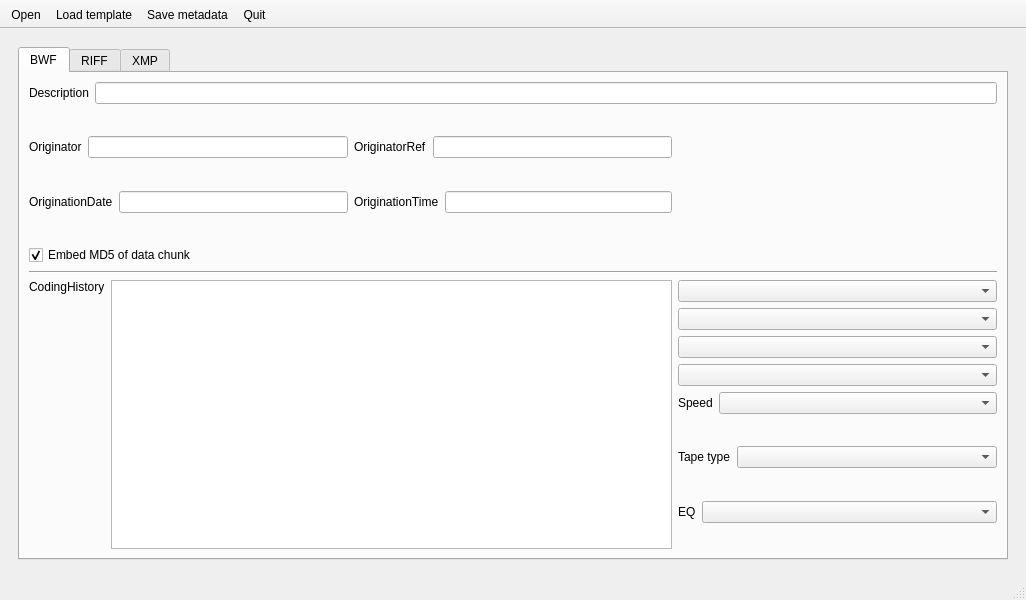
The window that autoBWF/tabbed.ui (Ukrainian-History/autoBWF) describes before a commit, drawn with Qt 5.
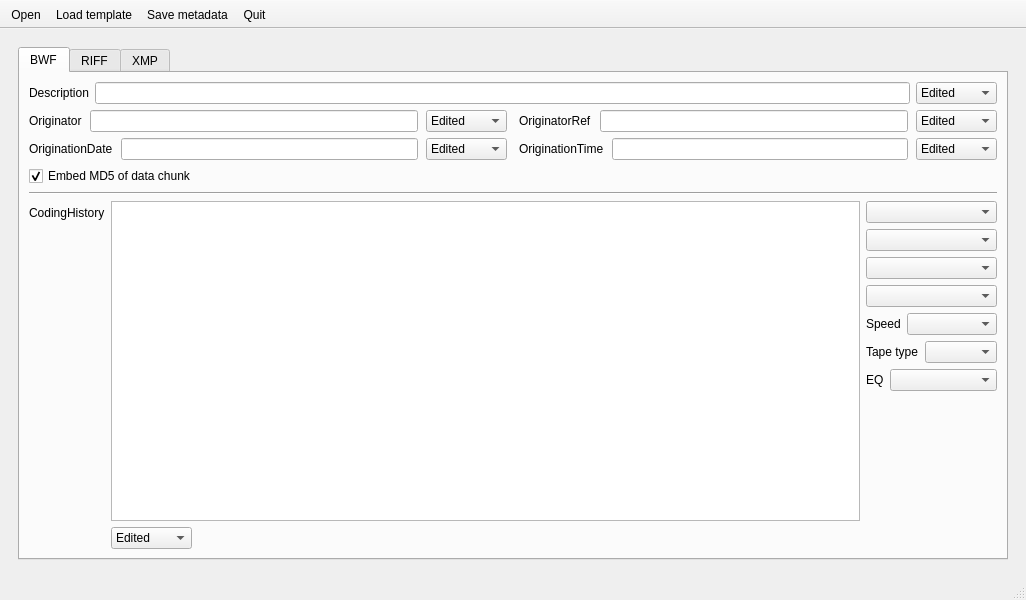
The same window after the commit.

Commit message: Add switcher menus to GUI

```diff
--- a/autoBWF/tabbed.ui
+++ b/autoBWF/tabbed.ui
@@ -28,83 +28,128 @@
            <attribute name="title">
             <string>BWF</string>
            </attribute>
-           <layout class="QGridLayout" name="gridLayout_3">
+           <layout class="QGridLayout" name="gridLayout">
             <item row="0" column="0">
-             <layout class="QGridLayout" name="gridLayout_2">
-              <item row="0" column="0" colspan="3">
-               <layout class="QHBoxLayout" name="horizontalLayout">
+             <layout class="QVBoxLayout" name="verticalLayout_10">
                 <item>
-                 <layout class="QFormLayout" name="formLayout_7">
-                  <property name="fieldGrowthPolicy">
-                   <enum>QFormLayout::ExpandingFieldsGrow</enum>
-                  </property>
-                  <item row="0" column="0">
+               <layout class="QHBoxLayout" name="horizontalLayout_3">
+                <item>
                    <widget class="QLabel" name="descriptionLabel">
                     <property name="text">
                      <string>Description</string>
                     </property>
                    </widget>
                   </item>
-                  <item row="0" column="1">
+                <item>
                    <widget class="QLineEdit" name="descriptionLine"/>
                   </item>
-                 </layout>
-                </item>
+                <item>
+                 <widget class="QComboBox" name="descriptionSwitcher">
+                  <item>
+                   <property name="text">
+                    <string>Edited</string>
+                   </property>
+                  </item>
+                  <item>
+                   <property name="text">
+                    <string>Target</string>
+                   </property>
+                  </item>
+                  <item>
+                   <property name="text">
+                    <string>Template</string>
+                   </property>
+                  </item>
+                 </widget>
+                </item>
                </layout>
               </item>
-              <item row="1" column="0">
-               <layout class="QHBoxLayout" name="horizontalLayout_3">
                 <item>
-                 <layout class="QFormLayout" name="formLayout">
-                  <property name="fieldGrowthPolicy">
-                   <enum>QFormLayout::ExpandingFieldsGrow</enum>
+               <layout class="QGridLayout" name="gridLayout_2">
+                <property name="leftMargin">
+                 <number>0</number>
+                </property>
+                <property name="horizontalSpacing">
+                 <number>12</number>
                   </property>
                   <item row="0" column="0">
+                 <layout class="QHBoxLayout" name="horizontalLayout_4">
+                  <property name="spacing">
+                   <number>8</number>
+                  </property>
+                  <item>
                    <widget class="QLabel" name="originatorLabel">
                     <property name="text">
                      <string>Originator</string>
                     </property>
                    </widget>
                   </item>
-                  <item row="0" column="1">
+                  <item>
                    <widget class="QLineEdit" name="originatorLine"/>
                   </item>
-                 </layout>
-                </item>
-               </layout>
-              </item>
-              <item row="1" column="1">
-               <layout class="QHBoxLayout" name="horizontalLayout_4">
+                  <item>
+                   <widget class="QComboBox" name="originatorSwitcher">
+                    <item>
+                     <property name="text">
+                      <string>Edited</string>
+                     </property>
+                    </item>
+                    <item>
+                     <property name="text">
+                      <string>Target</string>
+                     </property>
+                    </item>
                 <item>
-                 <layout class="QFormLayout" name="formLayout_2">
-                  <property name="fieldGrowthPolicy">
-                   <enum>QFormLayout::ExpandingFieldsGrow</enum>
-                  </property>
+                     <property name="text">
+                      <string>Template</string>
+                     </property>
+                    </item>
+                   </widget>
+                  </item>
+                 </layout>
+                </item>
                   <item row="0" column="1">
-                   <widget class="QLineEdit" name="originatorRefLine"/>
-                  </item>
-                  <item row="0" column="0">
+                 <layout class="QHBoxLayout" name="horizontalLayout">
+                  <property name="spacing">
+                   <number>8</number>
+                  </property>
+                  <item>
                    <widget class="QLabel" name="originatorRefLabel">
                     <property name="text">
                      <string>OriginatorRef</string>
                     </property>
                    </widget>
                   </item>
-                 </layout>
-                </item>
-               </layout>
-              </item>
-              <item row="2" column="0">
-               <layout class="QHBoxLayout" name="horizontalLayout_5">
+                  <item>
+                   <widget class="QLineEdit" name="originatorRefLine"/>
+                  </item>
+                  <item>
+                   <widget class="QComboBox" name="originatorRefSwitcher">
+                    <item>
+                     <property name="text">
+                      <string>Edited</string>
+                     </property>
+                    </item>
                 <item>
-                 <layout class="QFormLayout" name="formLayout_3">
-                  <property name="fieldGrowthPolicy">
-                   <enum>QFormLayout::ExpandingFieldsGrow</enum>
-                  </property>
-                  <item row="0" column="1">
-                   <widget class="QLineEdit" name="originationDateLine"/>
-                  </item>
-                  <item row="0" column="0">
+                     <property name="text">
+                      <string>Target</string>
+                     </property>
+                    </item>
+                    <item>
+                     <property name="text">
+                      <string>Template</string>
+                     </property>
+                    </item>
+                   </widget>
+                  </item>
+                 </layout>
+                </item>
+                <item row="1" column="0">
+                 <layout class="QHBoxLayout" name="horizontalLayout_6">
+                  <property name="spacing">
+                   <number>8</number>
+                  </property>
+                  <item>
                    <widget class="QLabel" name="originationDateLabel">
                     <property name="text">
                      <string>OriginationDate</string>
@@ -114,32 +159,69 @@
                     </property>
                    </widget>
                   </item>
-                 </layout>
-                </item>
-               </layout>
-              </item>
-              <item row="2" column="1">
-               <layout class="QHBoxLayout" name="horizontalLayout_6">
+                  <item>
+                   <widget class="QLineEdit" name="originationDateLine"/>
+                  </item>
+                  <item>
+                   <widget class="QComboBox" name="originationDateSwitcher">
+                    <item>
+                     <property name="text">
+                      <string>Edited</string>
+                     </property>
+                    </item>
                 <item>
-                 <layout class="QFormLayout" name="formLayout_4">
-                  <property name="fieldGrowthPolicy">
-                   <enum>QFormLayout::ExpandingFieldsGrow</enum>
-                  </property>
-                  <item row="0" column="0">
+                     <property name="text">
+                      <string>Target</string>
+                     </property>
+                    </item>
+                    <item>
+                     <property name="text">
+                      <string>Template</string>
+                     </property>
+                    </item>
+                   </widget>
+                  </item>
+                 </layout>
+                </item>
+                <item row="1" column="1">
+                 <layout class="QHBoxLayout" name="horizontalLayout_5">
+                  <property name="spacing">
+                   <number>8</number>
+                  </property>
+                  <item>
                    <widget class="QLabel" name="originationTimeLabel">
                     <property name="text">
                      <string>OriginationTime</string>
                     </property>
                    </widget>
                   </item>
-                  <item row="0" column="1">
+                  <item>
                    <widget class="QLineEdit" name="originationTimeLine"/>
                   </item>
+                  <item>
+                   <widget class="QComboBox" name="originationTimeSwitcher">
+                    <item>
+                     <property name="text">
+                      <string>Edited</string>
+                     </property>
+                    </item>
+                    <item>
+                     <property name="text">
+                      <string>Target</string>
+                     </property>
+                    </item>
+                    <item>
+                     <property name="text">
+                      <string>Template</string>
+                     </property>
+                    </item>
+                   </widget>
+                  </item>
                  </layout>
                 </item>
                </layout>
               </item>
-              <item row="3" column="0">
+              <item>
                <widget class="QCheckBox" name="md5Check">
                 <property name="text">
                  <string>Embed MD5 of data chunk</string>
@@ -149,15 +231,17 @@
                 </property>
                </widget>
               </item>
-              <item row="4" column="0" colspan="3">
+              <item>
                <widget class="Line" name="line">
                 <property name="orientation">
                  <enum>Qt::Horizontal</enum>
                 </property>
                </widget>
               </item>
-              <item row="5" column="0" rowspan="7" colspan="2">
-               <layout class="QGridLayout" name="gridLayout">
+              <item>
+               <layout class="QHBoxLayout" name="horizontalLayout_21" stretch="9,1">
+                <item>
+                 <layout class="QFormLayout" name="formLayout">
                 <item row="0" column="0">
                  <widget class="QLabel" name="codingHistoryLabel">
                   <property name="text">
@@ -165,25 +249,54 @@
                   </property>
                  </widget>
                 </item>
-                <item row="0" column="1" rowspan="2">
+                  <item row="0" column="1">
+                   <layout class="QVBoxLayout" name="verticalLayout_9">
+                    <item>
                  <widget class="QPlainTextEdit" name="codingHistoryText"/>
                 </item>
-                <item row="1" column="0">
-                 <spacer name="verticalSpacer">
+                    <item>
+                     <layout class="QHBoxLayout" name="horizontalLayout_20">
+                      <item>
+                       <widget class="QComboBox" name="codingHistorySwitcher">
+                        <item>
+                         <property name="text">
+                          <string>Edited</string>
+                         </property>
+                        </item>
+                        <item>
+                         <property name="text">
+                          <string>Target</string>
+                         </property>
+                        </item>
+                        <item>
+                         <property name="text">
+                          <string>Template</string>
+                         </property>
+                        </item>
+                       </widget>
+                      </item>
+                      <item>
+                       <spacer name="horizontalSpacer_3">
                   <property name="orientation">
-                   <enum>Qt::Vertical</enum>
+                         <enum>Qt::Horizontal</enum>
                   </property>
                   <property name="sizeHint" stdset="0">
                    <size>
-                    <width>20</width>
-                    <height>198</height>
+                          <width>40</width>
+                          <height>20</height>
                    </size>
                   </property>
                  </spacer>
                 </item>
                </layout>
               </item>
-              <item row="5" column="2">
+                   </layout>
+                  </item>
+                 </layout>
+                </item>
+                <item>
+                 <layout class="QVBoxLayout" name="verticalLayout_8">
+                  <item>
                <widget class="QComboBox" name="deckSelect">
                 <property name="sizePolicy">
                  <sizepolicy hsizetype="Expanding" vsizetype="Fixed">
@@ -196,7 +309,7 @@
                 </property>
                </widget>
               </item>
-              <item row="6" column="2">
+                  <item>
                <widget class="QComboBox" name="softwareSelect">
                 <property name="sizePolicy">
                  <sizepolicy hsizetype="Expanding" vsizetype="Fixed">
@@ -209,7 +322,7 @@
                 </property>
                </widget>
               </item>
-              <item row="7" column="2">
+                  <item>
                <widget class="QComboBox" name="adcSelect">
                 <property name="sizePolicy">
                  <sizepolicy hsizetype="Expanding" vsizetype="Fixed">
@@ -222,7 +335,7 @@
                 </property>
                </widget>
               </item>
-              <item row="8" column="2">
+                  <item>
                <widget class="QComboBox" name="mediaSelect">
                 <property name="sizePolicy">
                  <sizepolicy hsizetype="Expanding" vsizetype="Fixed">
@@ -235,7 +348,7 @@
                 </property>
                </widget>
               </item>
-              <item row="9" column="2">
+                  <item>
                <layout class="QFormLayout" name="formLayout_10">
                 <property name="fieldGrowthPolicy">
                  <enum>QFormLayout::ExpandingFieldsGrow</enum>
@@ -262,7 +375,7 @@
                 </item>
                </layout>
               </item>
-              <item row="10" column="2">
+                  <item>
                <layout class="QFormLayout" name="formLayout_12">
                 <property name="fieldGrowthPolicy">
                  <enum>QFormLayout::ExpandingFieldsGrow</enum>
@@ -289,7 +402,7 @@
                 </item>
                </layout>
               </item>
-              <item row="11" column="2">
+                  <item>
                <layout class="QFormLayout" name="formLayout_11">
                 <property name="fieldGrowthPolicy">
                  <enum>QFormLayout::ExpandingFieldsGrow</enum>
@@ -316,6 +429,23 @@
                 </item>
                </layout>
               </item>
+                  <item>
+                   <spacer name="verticalSpacer">
+                    <property name="orientation">
+                     <enum>Qt::Vertical</enum>
+                    </property>
+                    <property name="sizeHint" stdset="0">
+                     <size>
+                      <width>20</width>
+                      <height>40</height>
+                     </size>
+                    </property>
+                   </spacer>
+                  </item>
+                 </layout>
+                </item>
+               </layout>
+              </item>
              </layout>
             </item>
            </layout>
```
Left out of the diff: 403 changed lines with no effect on the pictures. Lines whose indentation alone changed are shown as unchanged. The commit also changes 3 other files.
